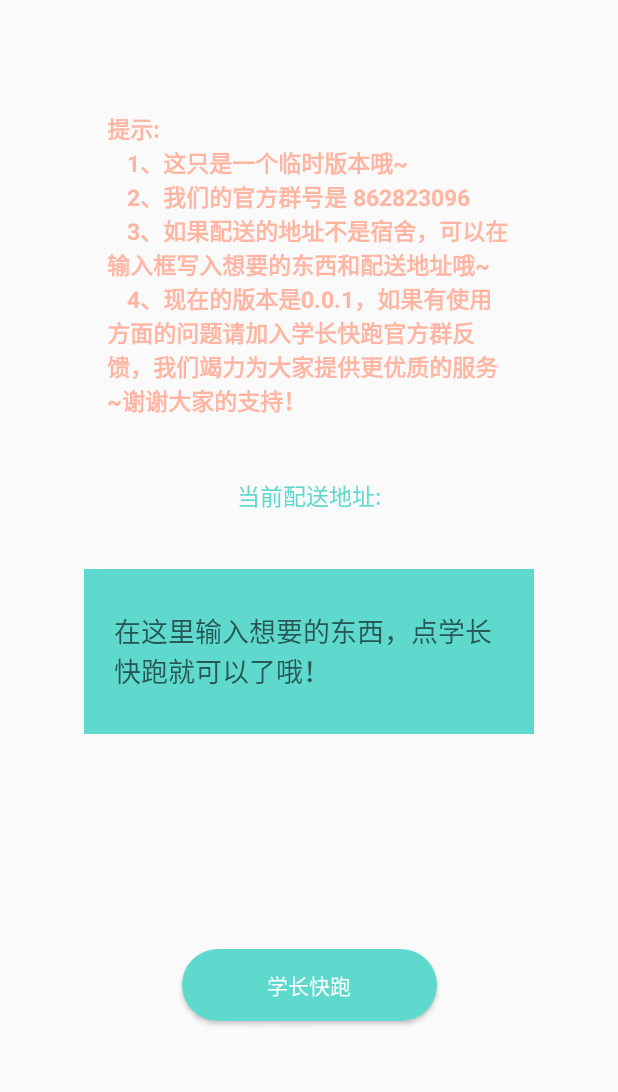
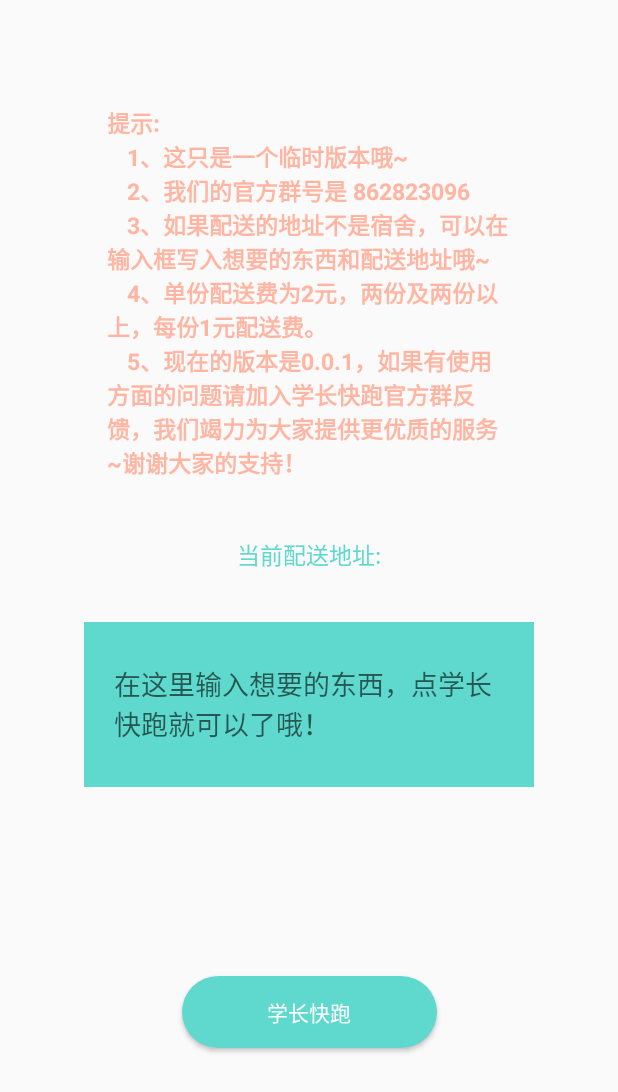
Before and after one commit to AlgoYu/TempStudentRun-Android, an Android app: the layout fragment_dingcan.xml on its own in the app's theme, with its tools: preview values and no code run, on a phone screen of 412 x 824 dp. Shown: the top 1092 px of the screen. Run offline under Robolectric (Android 15) with nearby library versions, the phone set to English and light mode, and no system bars.

Commit message:
修改提示

```diff
--- a/app/src/main/java/com/xiaoyu/liar/studentrunclient/view/WelComeActivity.java
+++ b/app/src/main/java/com/xiaoyu/liar/studentrunclient/view/WelComeActivity.java
@@ -64,7 +64,7 @@ public class WelComeActivity extends AppCompatActivity implements View.OnClickLi
         if (TextUtils.isEmpty(phone) || TextUtils.isEmpty(dorm) || TextUtils.isEmpty(ridgepole)) {
             XUtils.ShowToast("请输入您的送餐地址完整信息！");
         } else {
-            if (!XUtils.isMobileNO(phone) || dorm.length() != 3) {
+            if (phone.length() < 11 || dorm.length() != 3) {
                 XUtils.ShowToast("您填入的信息有误！");
             } else {
 
--- a/app/src/main/res/layout/fragment_dingcan.xml
+++ b/app/src/main/res/layout/fragment_dingcan.xml
@@ -10,7 +10,7 @@
         android:id="@+id/v4"
         android:textStyle="bold"
         android:padding="15dp"
-        android:text="提示:\n\t1、这只是一个临时版本哦~\n\t2、我们的官方群号是 862823096\n\t3、如果配送的地址不是宿舍，可以在输入框写入想要的东西和配送地址哦~\n\t4、现在的版本是0.0.1，如果有使用方面的问题请加入学长快跑官方群反馈，我们竭力为大家提供更优质的服务~谢谢大家的支持！"
+        android:text="提示:\n\t1、这只是一个临时版本哦~\n\t2、我们的官方群号是 862823096\n\t3、如果配送的地址不是宿舍，可以在输入框写入想要的东西和配送地址哦~\n\t4、单份配送费为2元，两份及两份以上，每份1元配送费。\n\t5、现在的版本是0.0.1，如果有使用方面的问题请加入学长快跑官方群反馈，我们竭力为大家提供更优质的服务~谢谢大家的支持！"
         android:layout_width="300dp"
         android:layout_height="wrap_content"
         android:textColor="@color/hong"
```
